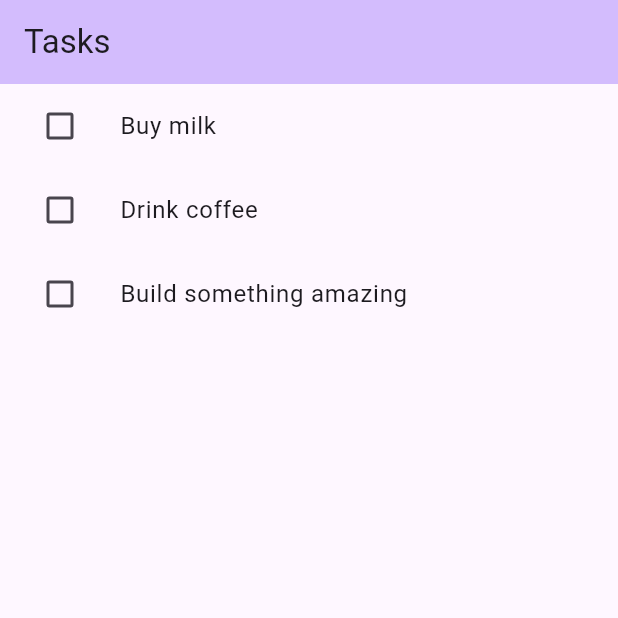
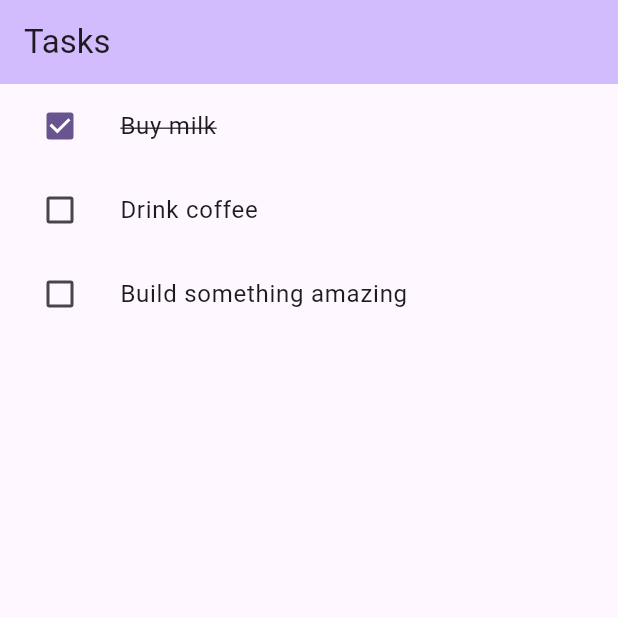
Before and after one commit to joshuamabina/tasklist_riverpod, a Flutter app: the screen it shows after launch, on a phone screen of 412 x 824 dp, the top half of it. Run offline on Flutter 3.47's test engine with Material 3 defaults, Android fonts, the light colour scheme and no system bars.

Commit message:
Mark task as complete

```diff
--- a/lib/main.dart
+++ b/lib/main.dart
@@ -1,3 +1,5 @@
+import 'dart:developer';
+
 import 'package:flutter/material.dart';
 
 void main() {
@@ -30,12 +32,33 @@ class Tasks extends StatefulWidget {
 }
 
 class _TasksState extends State<Tasks> {
-  final List<String> _tasks = ['Buy milk', 'Drink coffee', 'Build something amazing'];
+  final List<Task> _tasks = <Task>[Task('Buy milk', isCompleted: true), Task('Drink coffee'), Task('Build something amazing')];
 
-  void _createTask(value) {
+  void _createTask(newTask) {
     setState(() {
-      _tasks.add(value);
+      _tasks.add(Task(newTask));
     });
+  }
+
+  void _toggleCompleted(Task item, { String? actionType }) {
+    final index = _tasks.indexWhere((element) => element.title == item.title);
+    _tasks[index].isCompleted = !item.isCompleted;
+
+    setState(() {});
+
+    if(actionType == 'Undo') return; // If undo, don't show the snack bar
+
+    const snackBarMessage = 'Task completed';
+    final snackBar = SnackBar(
+      content: const Text(snackBarMessage),
+      action: SnackBarAction(
+        label: 'Undo',
+        onPressed: () {
+          _toggleCompleted(item, actionType: 'Undo');
+        },
+      ),
+    );
+    ScaffoldMessenger.of(context).showSnackBar(snackBar);
   }
 
   @override
@@ -51,12 +74,12 @@ class _TasksState extends State<Tasks> {
           itemBuilder: (BuildContext context, int index) {
             return ListTile(
               leading: Checkbox(
-                value: false,
-                onChanged: (bool? value) {
-                  // TODO
-                },
+                value: _tasks[index].isCompleted,
+                onChanged: (item) => _toggleCompleted(_tasks[index]),
               ),
-              title: Text(_tasks[index]),
+              title: _tasks[index].isCompleted == true
+                  ? Text(_tasks[index].title, style: const TextStyle(decoration: TextDecoration.lineThrough),)
+                  : Text(_tasks[index].title,),
               onTap: () {
                 // TODO
               },
@@ -111,3 +134,12 @@ class _TasksState extends State<Tasks> {
     );
   }
 }
+
+class Task {
+  final String title;
+  bool isCompleted = false;
+
+  Task(this.title, { this.isCompleted = false });
+
+  String logTask() => '{$title, $isCompleted}';
+}
```
